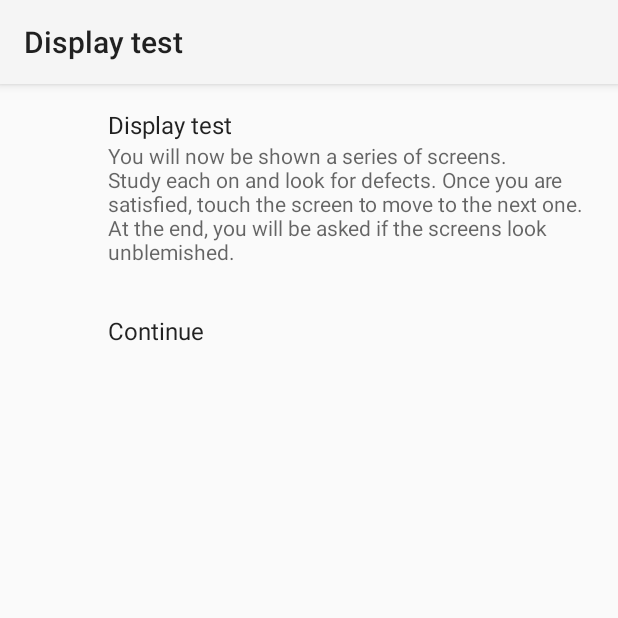
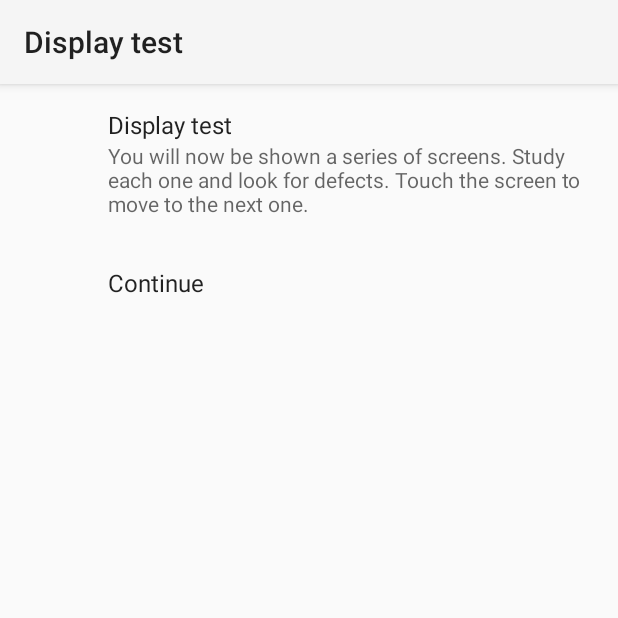
Before and after one commit to zero-roms/android_packages_apps_DeviceDiagnostics, an Android app built with Jetpack Compose: the ScreenTestIntroFragment screen opened directly, with no data from a screen before it, on a phone screen of 412 x 824 dp, the top half of it. Run offline under Robolectric (Android 15) with nearby library versions, the phone set to English and light mode, and no system bars; our stand-ins replace androidx.preference.

Commit message:
Adapt ScreenTestActivity for one-shot flow.
When in one-shot mode, the test now returns to the component health
screen rather than asking the user if the screen is good or not. The
introduction summary is also changed (in one-shot mode only) to clarify.

Bug: N/A
Test: manual test
Change-Id: I180f6b2b41b35e6a0739b1410524323797a9a452

```diff
--- a/app/src/main/java/com/android/devicediagnostics/TestStatus.kt
+++ b/app/src/main/java/com/android/devicediagnostics/TestStatus.kt
@@ -177,6 +177,8 @@ open class TestStatus (
 
   private val chunkSize: Int
     get() = (attestation.size + chunks - 1) / chunks
+
+  val oneShot get() = (sequence == TestSequenceId.ONE_SHOT)
 }
 
 class ChunkedTestStatus(bundle: Bundle) : TestStatus(bundle) {
--- a/app/src/main/java/com/android/devicediagnostics/evaluated/ScreenTestIntroActivity.kt
+++ b/app/src/main/java/com/android/devicediagnostics/evaluated/ScreenTestIntroActivity.kt
@@ -28,12 +28,19 @@
 class ScreenTestIntroFragment(private val testStatus: TestStatus) : PreferenceFragmentCompat() {
   override fun onCreatePreferences(savedInstanceState: Bundle?, rootKey: String?) {
     setPreferencesFromResource(R.xml.preferences_evaluated_screen_test, rootKey)
-    findPreference<Preference>("continue")?.setOnPreferenceClickListener{
-      Intent(activity, ScreenTestActivity::class.java).also {
-        testStatus.write(it)
-        startActivity(it)
+    findPreference<Preference>("title")!!.also {
+      if (testStatus.oneShot) {
+        it.setSummary(R.string.screen_test_summary_one_shot)
       }
-      true
+    }
+    findPreference<Preference>("continue")!!.also {
+      it.setOnPreferenceClickListener{
+        Intent(activity, ScreenTestActivity::class.java).also {
+          testStatus.write(it)
+          startActivity(it)
+        }
+        true
+      }
     }
   }
 }
--- a/app/src/main/res/values/strings.xml
+++ b/app/src/main/res/values/strings.xml
@@ -58,9 +58,16 @@ Follow the prompts on that device.
   <string name="screen_test_summary">
     <![CDATA[
 You will now be shown a series of screens.
-Study each on and look for defects.
+Study each one and look for defects.
 Once you are satisfied, touch the screen to move to the next one.
 At the end, you will be asked if the screens look unblemished.
+  ]]>
+  </string>
+  <string name="screen_test_summary_one_shot">
+    <![CDATA[
+You will now be shown a series of screens.
+Study each one and look for defects.
+Touch the screen to move to the next one.
   ]]>
   </string>
   <string name="screen_test_finalize">
--- a/app/src/main/res/xml/preferences_evaluated_screen_test.xml
+++ b/app/src/main/res/xml/preferences_evaluated_screen_test.xml
@@ -1,7 +1,7 @@
 <?xml version="1.0" encoding="utf-8"?>
 <PreferenceScreen xmlns:app="http://schemas.android.com/apk/res-auto">
   <Preference
-      app:key="Trusted"
+      app:key="title"
       app:title="@string/screen_test_title"
       app:selectable="false"
       app:summary="@string/screen_test_summary"/>
```
Also changed, not shown: app/src/main/java/com/android/devicediagnostics/evaluated/ScreenTestActivity.kt (+12 -4 lines).
